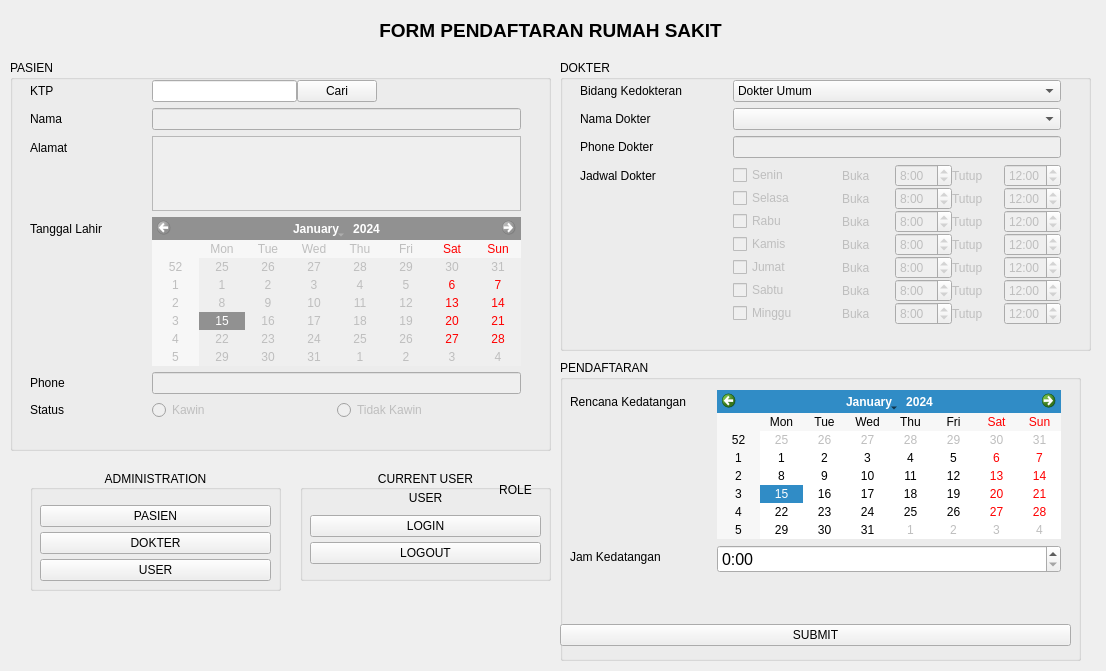
FarchanS/LTP_kel7_pendaftaran_RS, file FrmPendaftaran.ui: the form before one commit.
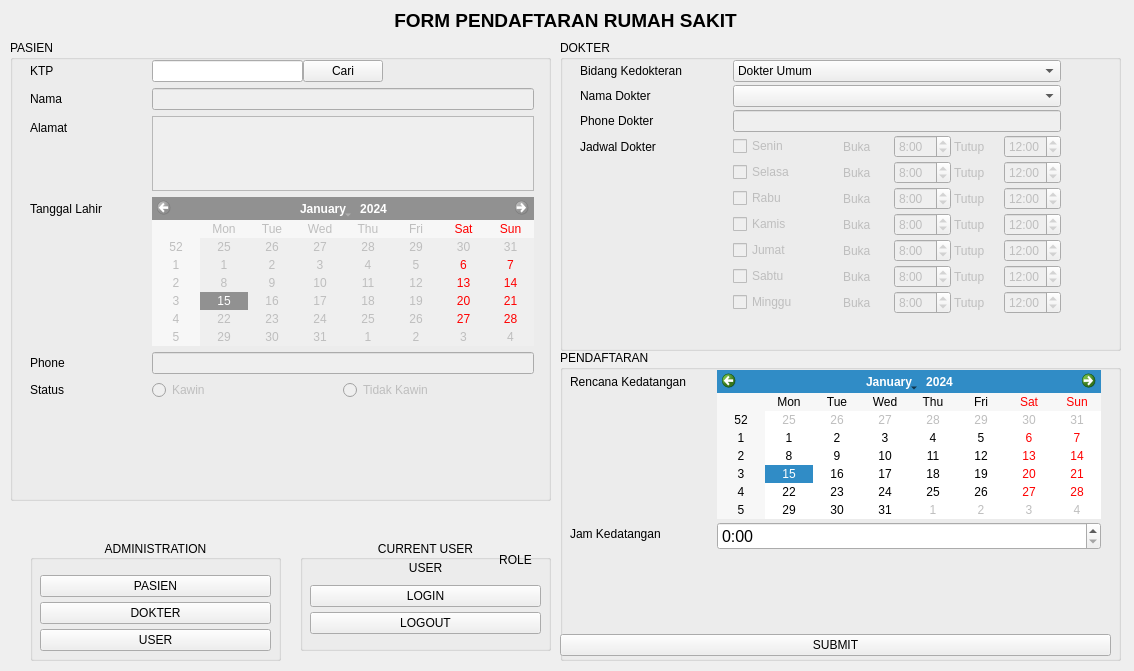
The form after the commit.

Commit message: resize frmpendaftaran

What changed in the file:
```diff
--- a/FrmPendaftaran.ui
+++ b/FrmPendaftaran.ui
@@ -6,7 +6,7 @@
    <rect>
     <x>0</x>
     <y>0</y>
-    <width>1106</width>
+    <width>1134</width>
     <height>671</height>
    </rect>
   </property>
@@ -18,8 +18,8 @@
     <property name="geometry">
      <rect>
       <x>10</x>
-      <y>20</y>
-      <width>1081</width>
+      <y>10</y>
+      <width>1111</width>
       <height>20</height>
      </rect>
     </property>
@@ -41,7 +41,7 @@
     <property name="geometry">
      <rect>
       <x>300</x>
-      <y>470</y>
+      <y>540</y>
       <width>251</width>
       <height>111</height>
      </rect>
@@ -118,7 +118,7 @@
     <property name="geometry">
      <rect>
       <x>30</x>
-      <y>470</y>
+      <y>540</y>
       <width>251</width>
       <height>121</height>
      </rect>
@@ -170,9 +170,9 @@
     <property name="geometry">
      <rect>
       <x>10</x>
-      <y>60</y>
+      <y>40</y>
       <width>541</width>
-      <height>391</height>
+      <height>461</height>
      </rect>
     </property>
     <property name="font">
@@ -192,8 +192,8 @@
       <rect>
        <x>0</x>
        <y>20</y>
-       <width>531</width>
-       <height>361</height>
+       <width>544</width>
+       <height>431</height>
       </rect>
      </property>
      <layout class="QFormLayout" name="formLayout">
@@ -352,9 +352,9 @@
     <property name="geometry">
      <rect>
       <x>560</x>
-      <y>60</y>
-      <width>531</width>
-      <height>291</height>
+      <y>40</y>
+      <width>561</width>
+      <height>311</height>
      </rect>
     </property>
     <property name="title">
@@ -366,7 +366,7 @@
        <x>0</x>
        <y>20</y>
        <width>521</width>
-       <height>261</height>
+       <height>291</height>
       </rect>
      </property>
      <layout class="QFormLayout" name="formLayout_2">
@@ -374,7 +374,7 @@
        <number>50</number>
       </property>
       <property name="verticalSpacing">
-       <number>6</number>
+       <number>3</number>
       </property>
       <property name="leftMargin">
        <number>20</number>
@@ -451,6 +451,9 @@
       </item>
       <item row="3" column="1">
        <layout class="QVBoxLayout" name="verticalLayout_3">
+        <property name="spacing">
+         <number>3</number>
+        </property>
         <item>
          <layout class="QHBoxLayout" name="horizontalLayout_5">
           <item>
@@ -1034,9 +1037,9 @@
     <property name="geometry">
      <rect>
       <x>560</x>
-      <y>360</y>
-      <width>521</width>
-      <height>301</height>
+      <y>350</y>
+      <width>561</width>
+      <height>311</height>
      </rect>
     </property>
     <property name="title">
@@ -1046,15 +1049,18 @@
      <property name="geometry">
       <rect>
        <x>0</x>
-       <y>30</y>
-       <width>511</width>
-       <height>221</height>
+       <y>20</y>
+       <width>551</width>
+       <height>256</height>
       </rect>
      </property>
      <layout class="QFormLayout" name="formLayout_3">
       <property name="horizontalSpacing">
        <number>30</number>
       </property>
+      <property name="verticalSpacing">
+       <number>3</number>
+      </property>
       <property name="leftMargin">
        <number>10</number>
       </property>
@@ -1103,8 +1109,8 @@
      <property name="geometry">
       <rect>
        <x>0</x>
-       <y>260</y>
-       <width>511</width>
+       <y>280</y>
+       <width>551</width>
        <height>31</height>
       </rect>
      </property>
```
The commit also changes 1 other file.
